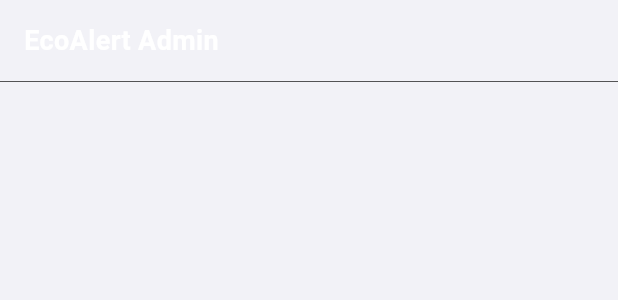
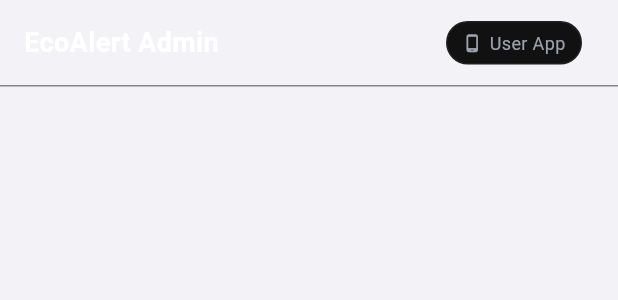
Before and after one commit to Barii1/EcoAlert, a Flutter app: the _AdminHeader widget shown alone on an empty page, opened directly, on a phone screen of 412 x 824 dp. Shown: the top 300 px of the screen. Run offline on Flutter 3.47's test engine with Material 3 defaults, Android fonts, the phone set to English and light mode, and no system bars; our stand-ins replace camera, dio, firebase_core, firebase_messaging, fl_chart, flutter_local_notifications and 9 more; missing offline and left inert: dart:html; accounts and stored records are empty; network calls fail.

Commit message:
feat: Add User App button to admin dashboard header
Tapping 'User App' pill in the admin header replaces the admin shell
with the main user navigation screen (/navigation).

Co-Authored-By: Claude Sonnet 4.6 <noreply@anthropic.com>

```diff
--- a/lib/screens/admin_dashboard_screen.dart
+++ b/lib/screens/admin_dashboard_screen.dart
@@ -257,6 +257,27 @@ class _AdminHeader extends StatelessWidget {
                 color: _kText, fontSize: 18, fontWeight: FontWeight.bold),
           ),
           const Spacer(),
+          GestureDetector(
+            onTap: () => Navigator.pushReplacementNamed(context, '/navigation'),
+            child: Container(
+              padding: const EdgeInsets.symmetric(horizontal: 10, vertical: 5),
+              margin: const EdgeInsets.only(right: 8),
+              decoration: BoxDecoration(
+                color: _kCard,
+                borderRadius: BorderRadius.circular(20),
+                border: Border.all(color: _kBorder),
+              ),
+              child: const Row(
+                mainAxisSize: MainAxisSize.min,
+                children: [
+                  Icon(Icons.phone_android_rounded, color: _kSub, size: 13),
+                  SizedBox(width: 5),
+                  Text('User App',
+                      style: TextStyle(color: _kSub, fontSize: 12)),
+                ],
+              ),
+            ),
+          ),
           if (backendOnline != null)
             _StatusPill(
               online: backendOnline!,
```
